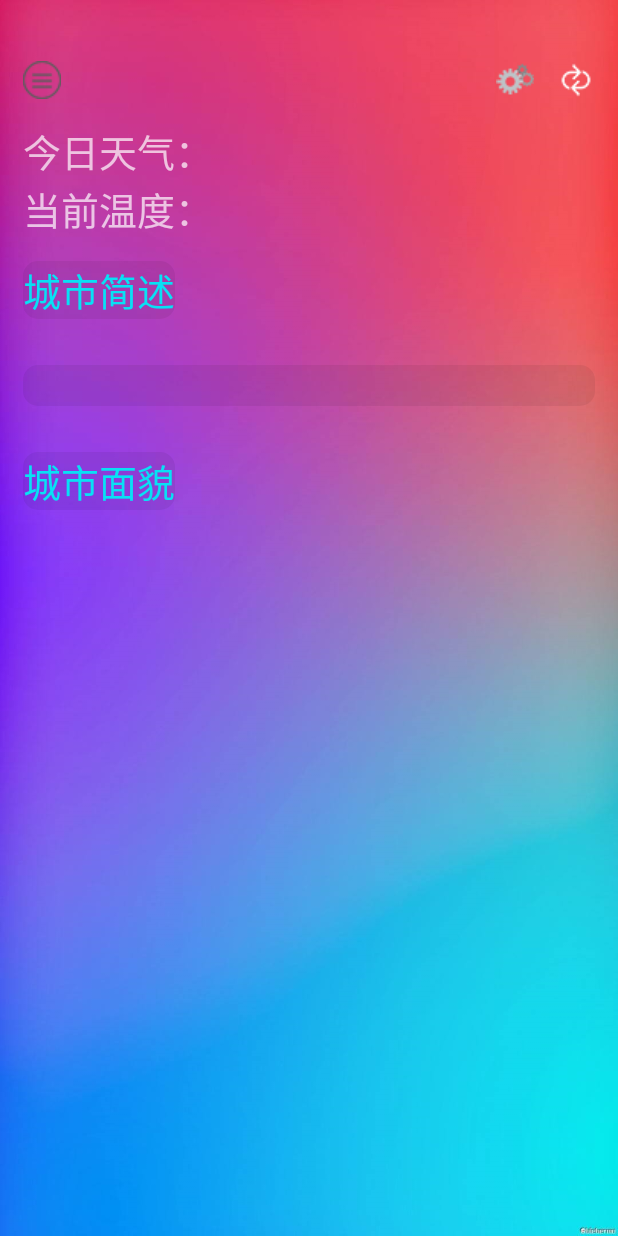
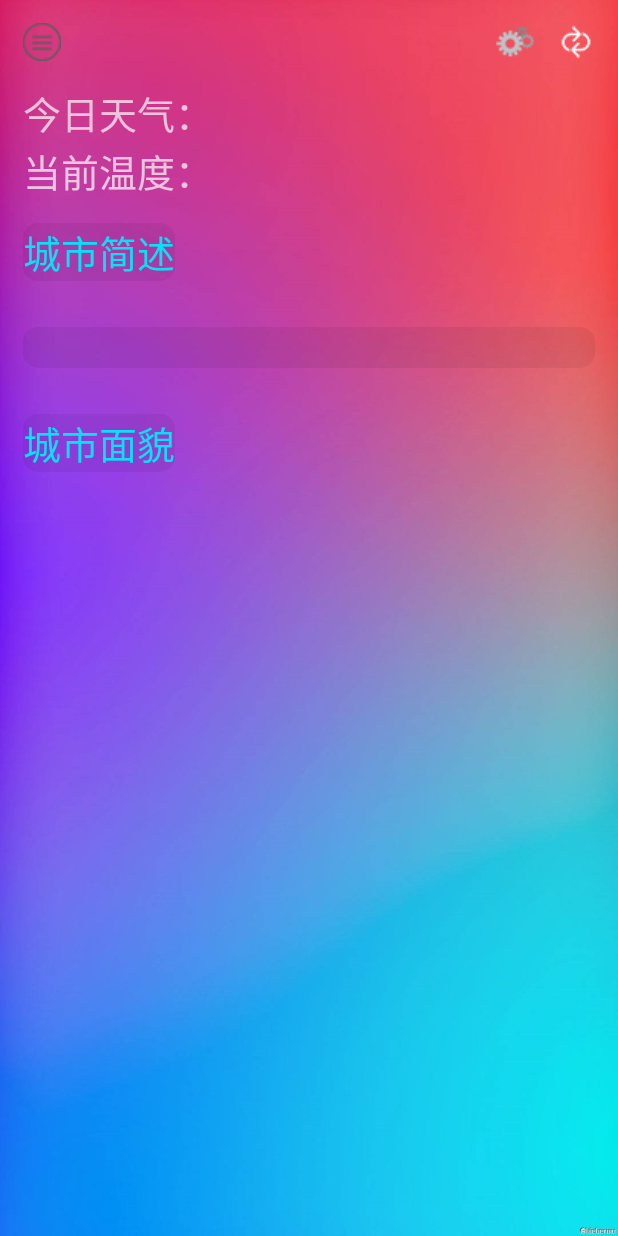
Before and after one commit to pigger123123/NetAndList, an Android app: the screen it shows after launch (MainActivity), on a phone screen of 412 x 824 dp. Run offline under Robolectric (Android 15) with nearby library versions, the light colour scheme and no system bars; pictures from the network do not load.

Commit message:
2018/6/7

```diff
--- a/app/src/main/AndroidManifest.xml
+++ b/app/src/main/AndroidManifest.xml
@@ -12,8 +12,7 @@
         android:theme="@style/AppTheme">
         <activity
             android:name=".MainActivity"
-            android:label="CityOverView"
-            android:theme="@style/TranslucentTheme">
+            android:label="CityOverView">
             <intent-filter>
                 <action android:name="android.intent.action.MAIN" />
 
--- a/app/src/main/res/layout/activity_main.xml
+++ b/app/src/main/res/layout/activity_main.xml
@@ -8,7 +8,6 @@
     <LinearLayout
         android:layout_width="match_parent"
         android:layout_height="wrap_content"
-        android:layout_marginTop="25dp"
         android:orientation="vertical"
         >
         <include layout="@layout/title"/>
@@ -36,7 +35,6 @@
         android:layout_width="wrap_content"
         android:layout_height="wrap_content"
         android:orientation="vertical"
-        android:layout_marginTop="25dp"
         android:layout_gravity="start">
         <include layout="@layout/title_first"></include>
         <ListView
--- a/app/src/main/res/layout/set.xml
+++ b/app/src/main/res/layout/set.xml
@@ -1,7 +1,8 @@
 <?xml version="1.0" encoding="utf-8"?>
 <LinearLayout xmlns:android="http://schemas.android.com/apk/res/android"
     android:orientation="vertical" android:layout_width="match_parent"
-    android:layout_height="match_parent">
+    android:layout_height="match_parent"
+    android:background="@drawable/bg_6">
     <include layout="@layout/titleatsettings"/>
 
     <ListView
--- a/app/src/main/res/values-v19/style.xml
+++ /dev/null
@@ -1,7 +0,0 @@
-<?xml version="1.0" encoding="utf-8"?>
-<resources>
-    <style name="TranslucentTheme" parent="Theme.AppCompat.NoActionBar">
-        <item name="android:windowTranslucentStatus">true</item>
-        <item name="android:windowTranslucentNavigation">true</item>
-    </style>
-</resources>
--- a/app/src/main/res/values-v21/style.xml
+++ /dev/null
@@ -1,9 +0,0 @@
-<?xml version="1.0" encoding="utf-8"?>
-<resources>
-    <style name="TranslucentTheme" parent="Theme.AppCompat.NoActionBar">
-        <item name="android:windowTranslucentStatus">false</item>
-        <item name="android:windowTranslucentNavigation">true</item>
-        <!--Android 5.x开始需要把颜色设置透明，否则导航栏会呈现系统默认的浅灰色-->
-        <item name="android:statusBarColor">@android:color/transparent</item>
-    </style>
-</resources>
--- a/app/src/main/res/values/styles.xml
+++ b/app/src/main/res/values/styles.xml
@@ -7,6 +7,5 @@
         <item name="colorPrimaryDark">@color/colorPrimaryDark</item>
         <item name="colorAccent">@color/colorAccent</item>
     </style>
-    <style name="TranslucentTheme" parent="AppTheme" />
 
 </resources>
```
Also changed, not shown: app/src/main/java/adapter/City.java (added, +15 -0 lines), app/src/main/java/adapter/CityAdapter.java (added, +48 -0 lines), app/src/main/java/com/example/dimension/netandlist/MainActivity.java (+9 -9 lines), app/src/main/res/layout/city_item.xml (added, +19 -0 lines), app/src/main/res/drawable/ic_citylistitem.png (added).
